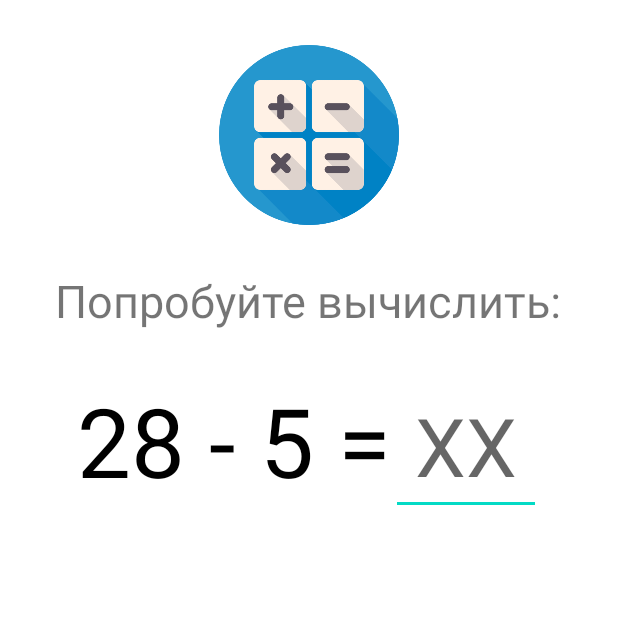
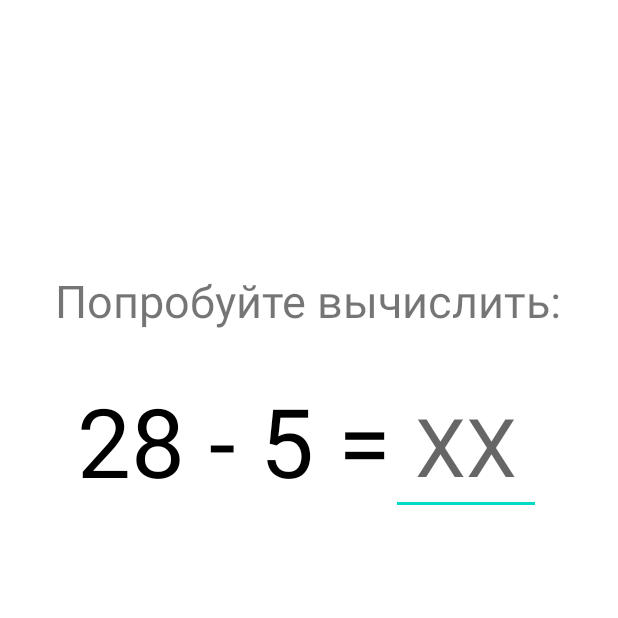
Before and after one commit to brearey/game-math, an Android app: the screen it shows after launch (MainActivity), on a phone screen of 412 x 824 dp, the top half of it. Run offline under Robolectric (Android 15) with nearby library versions, the phone set to English and light mode, and no system bars; Roboto replaces fonts that are not available here.

Commit message:
Add fade out ImageView

```diff
--- a/app/src/main/java/ru/oktemsec/gamemath/MainActivity.kt
+++ b/app/src/main/java/ru/oktemsec/gamemath/MainActivity.kt
@@ -1,11 +1,13 @@
 package ru.oktemsec.gamemath
 
+import android.animation.ObjectAnimator
 import android.graphics.Color
 import android.media.MediaPlayer
 import android.os.Bundle
 import android.text.Editable
 import android.text.TextWatcher
 import android.widget.EditText
+import android.widget.ImageView
 import android.widget.TextView
 import androidx.appcompat.app.AppCompatActivity
 import kotlin.random.Random
@@ -21,6 +23,13 @@ class MainActivity : AppCompatActivity() {
         messageText = findViewById(R.id.message_text)
         val taskText:TextView = findViewById(R.id.math_task)
         val answerET:EditText = findViewById(R.id.answer_et)
+        val imageMath:ImageView = findViewById(R.id.image_math)
+
+        //Fade in ImageView
+        ObjectAnimator.ofFloat(imageMath, "alpha", 1f, 0f).apply {
+            duration = 1000
+            start()
+        }
 
         //Sounds
         errorSound = MediaPlayer.create(this, R.raw.error)
```
